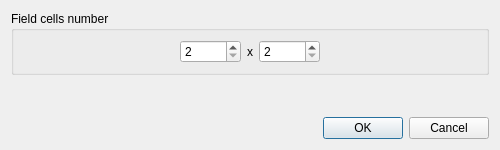
Old version of the form circuitsettingsdialog.ui in the repository sbrepo2022/equiv_solver.
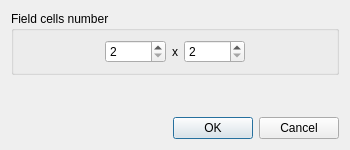
New version of the form.

What changed in the file:
```diff
--- a/circuitsettingsdialog.ui
+++ b/circuitsettingsdialog.ui
@@ -6,7 +6,7 @@
    <rect>
     <x>0</x>
     <y>0</y>
-    <width>500</width>
+    <width>350</width>
     <height>150</height>
    </rect>
   </property>
```
